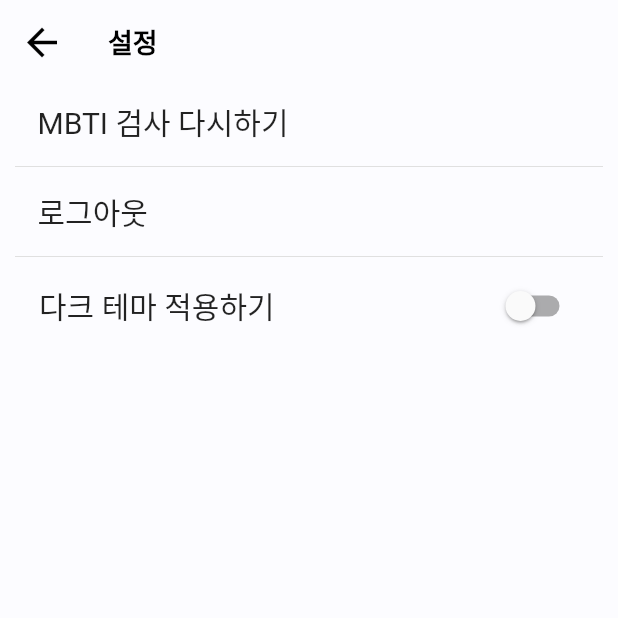
After one commit to azura-flutter/MBTIz, a Flutter app: the Setting screen opened directly, on a phone screen of 412 x 824 dp, the top half of it. The commit adds this screen. Run offline on Flutter 3.47's test engine with Material 2 defaults, Android fonts, the phone set to English and light mode, and no system bars; our stand-ins replace cached_network_image, carousel_slider, firebase_messaging, flutter_calendar_carousel, fluttertoast, font_awesome_flutter and 5 more; missing offline and left inert: calendar_strip, flutter_socket_io; accounts and stored records are empty; network calls fail.

```diff
--- /dev/null
+++ b/lib/screens/setting.dart
@@ -0,0 +1,154 @@
+import 'package:flutter/material.dart';
+import 'package:provider/provider.dart';
+import 'package:trafit/providers/app_provider.dart';
+import 'package:trafit/screens/Mbti_ei_screen.dart';
+import 'package:trafit/screens/login.dart';
+import 'package:trafit/util/api_service.dart';
+import 'package:trafit/util/const.dart';
+import 'package:shared_preferences/shared_preferences.dart';
+
+ApiService apiService = new ApiService();
+SharedPreferences sharedPreferences;
+List<String> hits;
+
+Future<List> call() async {
+  sharedPreferences = await SharedPreferences.getInstance();
+  return apiService.show_comment(sharedPreferences.getString('id'));
+}
+
+class Setting extends StatefulWidget {
+  @override
+  _SettingState createState() => _SettingState();
+}
+
+class _SettingState extends State<Setting> {
+  @override
+  void initState() {
+    super.initState();
+  }
+
+  @override
+  Widget build(BuildContext context) {
+    return Scaffold(
+      appBar: AppBar(
+        automaticallyImplyLeading: false,
+        backgroundColor: Colors.transparent,
+        elevation: 0.0,
+        leading: IconButton(
+          icon: Icon(
+            Icons.arrow_back,
+            size: 30.0,
+          ),
+          onPressed: () => Navigator.pop(context),
+        ),
+        title: Text(
+          "설정",
+        ),
+        actions: <Widget>[],
+      ),
+      body: Padding(
+        padding: EdgeInsets.fromLTRB(10.0, 0, 10.0, 0),
+        child: ListView(
+          children: <Widget>[
+            Column(
+              mainAxisAlignment: MainAxisAlignment.start,
+              children: <Widget>[
+                Container(
+                  child: Padding(
+                    padding: const EdgeInsets.fromLTRB(15, 10, 0, 10),
+                    child: Row(
+                      children: [
+                        InkWell(
+                          onTap: () {
+                            Navigator.of(context).push(
+                              MaterialPageRoute(
+                                builder: (BuildContext context) {
+                                  return Mbti_ei("hello", 0);
+                                },
+                              ),
+                            );
+                          },
+                          child: Text(
+                            "MBTI 검사 다시하기",
+                            style: TextStyle(
+                              fontSize: 20.0,
+                            ),
+                          ),
+                        ),
+                      ],
+                    ),
+                  ),
+                ),
+                Divider(
+                  height: 10.0,
+                  color: Colors.grey[350],
+                  thickness: 0.5,
+                ),
+                Container(
+                    child: Padding(
+                  padding: EdgeInsets.fromLTRB(15, 10, 10, 10),
+                  child: Row(
+                    children: <Widget>[
+                      InkWell(
+                        onTap: () async {
+                          SharedPreferences sharedPreferences =
+                              await SharedPreferences.getInstance();
+                          sharedPreferences.setString('id', null);
+                          Navigator.of(context).push(
+                            MaterialPageRoute(
+                              builder: (BuildContext context) {
+                                return LoginScreen();
+                              },
+                            ),
+                          );
+                        },
+                        child: Text(
+                          "로그아웃",
+                          style: TextStyle(
+                            fontSize: 20.0,
+                          ),
+                          overflow: TextOverflow.ellipsis,
+                        ),
+                      ),
+                    ],
+                  ),
+                )),
+              ],
+            ),
+            Divider(
+              height: 10.0,
+              color: Colors.grey[350],
+              thickness: 0.5,
+            ),
+            MediaQuery.of(context).platformBrightness == Brightness.dark
+                ? SizedBox()
+                : ListTile(
+                    title: Text(
+                      "다크 테마 적용하기",
+                      style: TextStyle(
+                        fontSize: 20,
+                      ),
+                    ),
+                    trailing: Switch(
+                      value: Provider.of<AppProvider>(context).theme ==
+                              Constants.lightTheme
+                          ? false
+                          : true,
+                      onChanged: (v) async {
+                        if (v) {
+                          Provider.of<AppProvider>(context, listen: false)
+                              .setTheme(Constants.darkTheme, "dark");
+                        } else {
+                          Provider.of<AppProvider>(context, listen: false)
+                              .setTheme(Constants.lightTheme, "light");
+                        }
+                      },
+                      activeColor: Theme.of(context).accentColor,
+                    ),
+                  ),
+          ],
+        ),
+      ),
+    );
+  }
+}
```
Also changed, not shown: lib/screens/profile.dart (+114 -177 lines).
